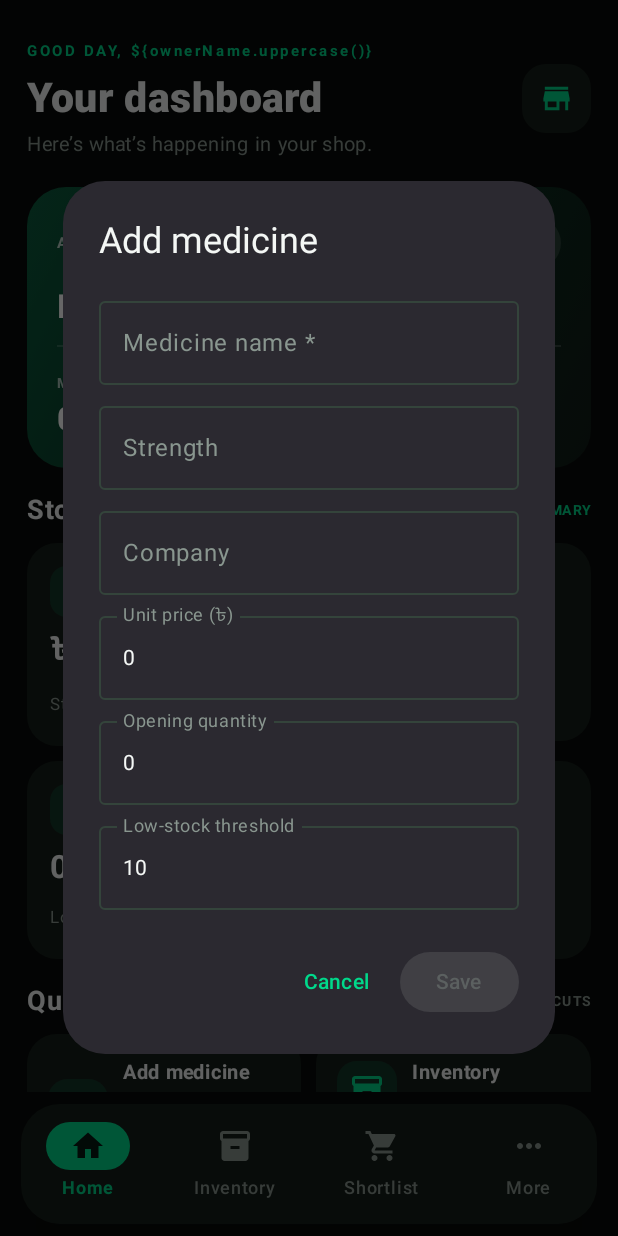
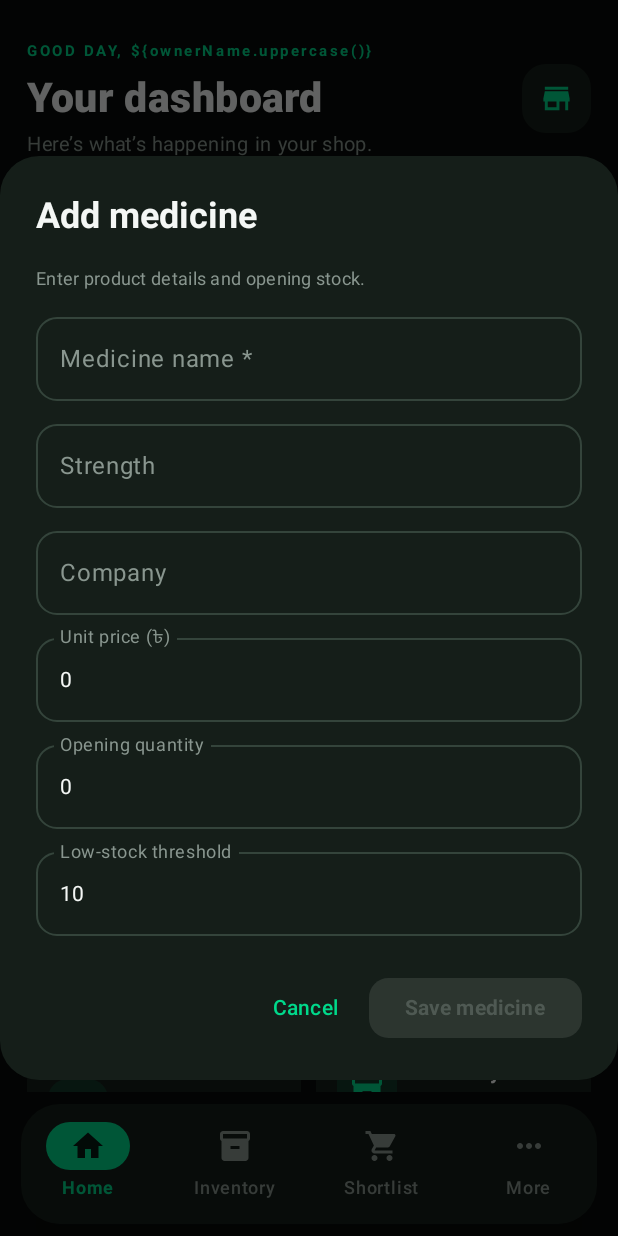
Before and after one commit to callbackforff99-maker/MED-STOCK, an Android app built with Jetpack Compose: the screen it shows after launch (MainActivity), after a tap on "Add medicine", on a phone screen of 412 x 824 dp. Run offline under Robolectric (Android 15) with nearby library versions, the phone set to English and light mode, and no system bars; our stand-ins replace Room's generated code; 1 other tap on this screen came first.

Commit message:
Restyle guest onboarding, profile, stock dialogs and splash

```diff
--- a/android/app/src/main/java/com/zerox/medistock/MainActivity.kt
+++ b/android/app/src/main/java/com/zerox/medistock/MainActivity.kt
@@ -70,43 +70,50 @@ class MainActivity : ComponentActivity() {
 @Composable
 private fun GuestWelcome(onExplore: () -> Unit, onCreateAccount: () -> Unit) {
  Box(Modifier.fillMaxSize().background(MaterialTheme.colorScheme.background).padding(24.dp), contentAlignment = Alignment.Center) {
-  Column(horizontalAlignment = Alignment.CenterHorizontally, verticalArrangement = Arrangement.spacedBy(16.dp)) {
-   Box(Modifier.size(104.dp).background(Color(0xFF10271D), RoundedCornerShape(32.dp)), contentAlignment = Alignment.Center) { Icon(Icons.Default.Inventory2, null, tint = Green, modifier = Modifier.size(54.dp)) }
+  Column(horizontalAlignment = Alignment.CenterHorizontally, verticalArrangement = Arrangement.spacedBy(17.dp)) {
+   Box(Modifier.size(112.dp).background(Brush.linearGradient(listOf(Color(0xFF123D2B), Color(0xFF071A12))), RoundedCornerShape(34.dp)), contentAlignment = Alignment.Center) {
+    Icon(Icons.Default.Inventory2, null, tint = Color(0xFF00E69A), modifier = Modifier.size(57.dp))
+   }
    Text("STOCK X", color = Green, fontSize = 31.sp, fontWeight = FontWeight.ExtraBold, letterSpacing = 3.sp)
-   Text("Your shop. In control.", color = MaterialTheme.colorScheme.onBackground, fontSize = 23.sp, fontWeight = FontWeight.Bold)
-   Text("Explore inventory, stock movement and reports before creating your profile.", color = MaterialTheme.colorScheme.onSurfaceVariant, textAlign = androidx.compose.ui.text.style.TextAlign.Center)
-   Card(colors = CardDefaults.cardColors(containerColor = MaterialTheme.colorScheme.surface), shape = RoundedCornerShape(24.dp), modifier = Modifier.fillMaxWidth()) {
-    Column(Modifier.padding(20.dp), verticalArrangement = Arrangement.spacedBy(12.dp)) {
-     Row(verticalAlignment = Alignment.CenterVertically) { Icon(Icons.Default.Explore, null, tint = Green); Spacer(Modifier.width(10.dp)); Text("Guest preview", fontWeight = FontWeight.Bold) }
-     Text("No sign-up needed to take a look around. Your locally entered demo data stays on this device.", color = MaterialTheme.colorScheme.onSurfaceVariant, fontSize = 13.sp)
-     Button(onClick = onExplore, modifier = Modifier.fillMaxWidth(), shape = RoundedCornerShape(16.dp)) { Icon(Icons.Default.ArrowForward, null); Spacer(Modifier.width(8.dp)); Text("Explore as guest") }
-     TextButton(onClick = onCreateAccount, modifier = Modifier.fillMaxWidth()) { Text("I want to create my profile") }
+   Text("Your shop. In control.", color = MaterialTheme.colorScheme.onBackground, fontSize = 24.sp, fontWeight = FontWeight.Bold)
+   Text("Manage medicine inventory, track stock movement and review shop reports — all in one place.", color = MaterialTheme.colorScheme.onSurfaceVariant, textAlign = androidx.compose.ui.text.style.TextAlign.Center, fontSize = 13.sp)
+   Card(colors = CardDefaults.cardColors(containerColor = MaterialTheme.colorScheme.surface), shape = RoundedCornerShape(25.dp), modifier = Modifier.fillMaxWidth()) {
+    Column(Modifier.padding(20.dp), verticalArrangement = Arrangement.spacedBy(13.dp)) {
+     Row(verticalAlignment = Alignment.CenterVertically) {
+      Box(Modifier.size(38.dp).background(Green.copy(alpha = .13f), RoundedCornerShape(12.dp)), contentAlignment = Alignment.Center) { Icon(Icons.Default.Explore, null, tint = Green) }
+      Spacer(Modifier.width(10.dp))
+      Column {
+       Text("Guest preview", color = MaterialTheme.colorScheme.onSurface, fontWeight = FontWeight.Bold)
+       Text("Take a look before creating a profile", color = MaterialTheme.colorScheme.onSurfaceVariant, fontSize = 11.sp)
+      }
+     }
+     Text("No sign-up needed to explore. Demo entries stay on this device.", color = MaterialTheme.colorScheme.onSurfaceVariant, fontSize = 12.sp)
+     Button(onClick = onExplore, modifier = Modifier.fillMaxWidth().height(52.dp), shape = RoundedCornerShape(16.dp), colors = ButtonDefaults.buttonColors(containerColor = Green, contentColor = Color(0xFF062016))) { Text("Explore as guest", fontWeight = FontWeight.Bold) }
+     OutlinedButton(onClick = onCreateAccount, modifier = Modifier.fillMaxWidth().height(50.dp), shape = RoundedCornerShape(16.dp), colors = ButtonDefaults.outlinedButtonColors(contentColor = Green)) { Text("Create account") }
     }
    }
-   Text("DEVELOPED BY ZEROX", color = MutedText, fontSize = 11.sp, letterSpacing = 2.sp)
+   Text("DEVELOPED BY ZEROX", color = MutedText, fontSize = 10.sp, fontWeight = FontWeight.Bold, letterSpacing = 1.6.sp)
   }
  }
 }
-
 @Composable
 private fun ProfileSetup(onComplete: (String, String) -> Unit) {
  var owner by remember { mutableStateOf("") }
  var shop by remember { mutableStateOf("") }
  Column(Modifier.fillMaxSize().background(MaterialTheme.colorScheme.background).padding(24.dp), verticalArrangement = Arrangement.Center) {
-  Box(Modifier.size(66.dp).background(Color(0xFF10271D), RoundedCornerShape(22.dp)), contentAlignment = Alignment.Center) { Icon(Icons.Default.PersonAddAlt1, null, tint = Green, modifier = Modifier.size(32.dp)) }
+  Box(Modifier.size(68.dp).background(Green.copy(alpha = .13f), RoundedCornerShape(22.dp)), contentAlignment = Alignment.Center) { Icon(Icons.Default.PersonAddAlt1, null, tint = Green, modifier = Modifier.size(32.dp)) }
   Spacer(Modifier.height(22.dp))
-  Text("Welcome back.", fontSize = 28.sp, fontWeight = FontWeight.Bold, color = MaterialTheme.colorScheme.onBackground)
-  Text("Create your profile to continue using STOCK X.", color = MaterialTheme.colorScheme.onSurfaceVariant)
+  Text("Set up your shop", fontSize = 27.sp, fontWeight = FontWeight.ExtraBold, color = MaterialTheme.colorScheme.onBackground)
+  Text("A few details to personalize your STOCK X workspace.", color = MaterialTheme.colorScheme.onSurfaceVariant, fontSize = 13.sp)
   Spacer(Modifier.height(24.dp))
-  OutlinedTextField(owner, { owner = it }, Modifier.fillMaxWidth(), label = { Text("Owner name") }, leadingIcon = { Icon(Icons.Default.Person, null) }, singleLine = true, shape = RoundedCornerShape(16.dp))
+  OutlinedTextField(owner, { owner = it }, Modifier.fillMaxWidth(), label = { Text("Owner name") }, leadingIcon = { Icon(Icons.Default.Person, null, tint = Green) }, singleLine = true, shape = RoundedCornerShape(16.dp), colors = OutlinedTextFieldDefaults.colors(focusedBorderColor = Green, cursorColor = Green))
   Spacer(Modifier.height(12.dp))
-  OutlinedTextField(shop, { shop = it }, Modifier.fillMaxWidth(), label = { Text("Shop name") }, leadingIcon = { Icon(Icons.Default.Store, null) }, singleLine = true, shape = RoundedCornerShape(16.dp))
+  OutlinedTextField(shop, { shop = it }, Modifier.fillMaxWidth(), label = { Text("Shop name") }, leadingIcon = { Icon(Icons.Default.Store, null, tint = Green) }, singleLine = true, shape = RoundedCornerShape(16.dp), colors = OutlinedTextFieldDefaults.colors(focusedBorderColor = Green, cursorColor = Green))
   Spacer(Modifier.height(18.dp))
-  Button(onClick = { onComplete(owner.trim(), shop.trim()) }, enabled = owner.isNotBlank() && shop.isNotBlank(), modifier = Modifier.fillMaxWidth().height(54.dp), shape = RoundedCornerShape(16.dp)) { Text("Create profile & continue") }
+  Button(onClick = { onComplete(owner.trim(), shop.trim()) }, enabled = owner.isNotBlank() && shop.isNotBlank(), modifier = Modifier.fillMaxWidth().height(54.dp), shape = RoundedCornerShape(16.dp), colors = ButtonDefaults.buttonColors(containerColor = Green, contentColor = Color(0xFF062016))) { Text("Create profile & continue", fontWeight = FontWeight.Bold) }
   Text("Your guest inventory remains saved on this device.", color = MutedText, fontSize = 12.sp, modifier = Modifier.padding(top = 12.dp))
  }
 }
-
 @Composable
 private fun MediStockApp(context: Context, dao: MedicineDao, darkMode: Boolean, prefs: android.content.SharedPreferences, onDarkModeChange: (Boolean) -> Unit) {
  val medicines by dao.observeAll().collectAsState(initial = emptyList())
@@ -477,20 +484,19 @@ private fun DeveloperLink(label: String, icon: androidx.compose.ui.graphics.vect
 
 @Composable
 private fun StockXSplash() {
- Box(Modifier.fillMaxSize().background(Brush.verticalGradient(listOf(Color(0xFF020806), Color(0xFF001B12), Color(0xFF020403)))), contentAlignment = Alignment.Center) {
+ Box(Modifier.fillMaxSize().background(Brush.verticalGradient(listOf(Color(0xFF020806), Color(0xFF09251A), Color(0xFF020403)))), contentAlignment = Alignment.Center) {
   Column(horizontalAlignment = Alignment.CenterHorizontally) {
-   Box(Modifier.size(156.dp).shadow(24.dp, RoundedCornerShape(34.dp)).background(Color(0xFF03150F), RoundedCornerShape(34.dp)), contentAlignment = Alignment.Center) {
+   Box(Modifier.size(156.dp).shadow(25.dp, RoundedCornerShape(38.dp)).background(Brush.linearGradient(listOf(Color(0xFF123D2B), Color(0xFF04140D))), RoundedCornerShape(38.dp)), contentAlignment = Alignment.Center) {
     Icon(Icons.Default.MedicalServices, null, tint = Color(0xFF00F59B), modifier = Modifier.size(82.dp))
     Text("X", color = Color.White, fontSize = 42.sp, fontWeight = FontWeight.Black, modifier = Modifier.offset(x = 28.dp, y = 25.dp))
    }
    Spacer(Modifier.height(22.dp))
-   Text("STOCK X", color = Color.White, fontSize = 27.sp, fontWeight = FontWeight.ExtraBold, letterSpacing = 3.sp)
+   Text("STOCK X", color = Color.White, fontSize = 28.sp, fontWeight = FontWeight.ExtraBold, letterSpacing = 3.sp)
    Spacer(Modifier.height(7.dp))
-   Text("Developed by ZEROX", color = Color(0xFF00D98A), fontSize = 13.sp, letterSpacing = 1.sp)
+   Text("Developed by ZEROX", color = Color(0xFF00D98A), fontSize = 12.sp, letterSpacing = 1.2.sp)
   }
  }
 }
-
 @Composable
 private fun AddMedicineDialog(close: () -> Unit, save: (String, String, String, Double, Int, Int) -> Unit) {
  var name by remember { mutableStateOf("") }
@@ -499,27 +505,35 @@ private fun AddMedicineDialog(close: () -> Unit, save: (String, String, String,
  var price by remember { mutableStateOf("0") }
  var qty by remember { mutableStateOf("0") }
  var min by remember { mutableStateOf("10") }
- AlertDialog(onDismissRequest = close, title = { Text("Add medicine") }, text = {
-  Column(verticalArrangement = Arrangement.spacedBy(6.dp)) {
-   OutlinedTextField(name, { name = it }, label = { Text("Medicine name *") }, singleLine = true)
-   OutlinedTextField(strength, { strength = it }, label = { Text("Strength") }, singleLine = true)
-   OutlinedTextField(company, { company = it }, label = { Text("Company") }, singleLine = true)
-   OutlinedTextField(price, { price = it }, label = { Text("Unit price (৳)") }, keyboardOptions = KeyboardOptions(keyboardType = KeyboardType.Decimal), singleLine = true)
-   OutlinedTextField(qty, { qty = it }, label = { Text("Opening quantity") }, keyboardOptions = KeyboardOptions(keyboardType = KeyboardType.Number), singleLine = true)
-   OutlinedTextField(min, { min = it }, label = { Text("Low-stock threshold") }, keyboardOptions = KeyboardOptions(keyboardType = KeyboardType.Number), singleLine = true)
+ AlertDialog(onDismissRequest = close, shape = RoundedCornerShape(26.dp), containerColor = MaterialTheme.colorScheme.surface, title = { Text("Add medicine", fontWeight = FontWeight.Bold) }, text = {
+  Column(verticalArrangement = Arrangement.spacedBy(7.dp)) {
+   Text("Enter product details and opening stock.", color = MaterialTheme.colorScheme.onSurfaceVariant, fontSize = 12.sp)
+   OutlinedTextField(name, { name = it }, Modifier.fillMaxWidth(), label = { Text("Medicine name *") }, singleLine = true, shape = RoundedCornerShape(14.dp), colors = OutlinedTextFieldDefaults.colors(focusedBorderColor = Green, cursorColor = Green))
+   OutlinedTextField(strength, { strength = it }, Modifier.fillMaxWidth(), label = { Text("Strength") }, singleLine = true, shape = RoundedCornerShape(14.dp), colors = OutlinedTextFieldDefaults.colors(focusedBorderColor = Green, cursorColor = Green))
+   OutlinedTextField(company, { company = it }, Modifier.fillMaxWidth(), label = { Text("Company") }, singleLine = true, shape = RoundedCornerShape(14.dp), colors = OutlinedTextFieldDefaults.colors(focusedBorderColor = Green, cursorColor = Green))
+   OutlinedTextField(price, { price = it }, Modifier.fillMaxWidth(), label = { Text("Unit price (৳)") }, keyboardOptions = KeyboardOptions(keyboardType = KeyboardType.Decimal), singleLine = true, shape = RoundedCornerShape(14.dp), colors = OutlinedTextFieldDefaults.colors(focusedBorderColor = Green, cursorColor = Green))
+   OutlinedTextField(qty, { qty = it }, Modifier.fillMaxWidth(), label = { Text("Opening quantity") }, keyboardOptions = KeyboardOptions(keyboardType = KeyboardType.Number), singleLine = true, shape = RoundedCornerShape(14.dp), colors = OutlinedTextFieldDefaults.colors(focusedBorderColor = Green, cursorColor = Green))
+   OutlinedTextField(min, { min = it }, Modifier.fillMaxWidth(), label = { Text("Low-stock threshold") }, keyboardOptions = KeyboardOptions(keyboardType = KeyboardType.Number), singleLine = true, shape = RoundedCornerShape(14.dp), colors = OutlinedTextFieldDefaults.colors(focusedBorderColor = Green, cursorColor = Green))
   }
- }, confirmButton = { Button(enabled = name.isNotBlank(), onClick = { save(name.trim(), strength.trim(), company.trim(), price.toDoubleOrNull() ?: 0.0, qty.toIntOrNull()?.coerceAtLeast(0) ?: 0, min.toIntOrNull()?.coerceAtLeast(0) ?: 10) }) { Text("Save") } }, dismissButton = { TextButton(onClick = close) { Text("Cancel") } })
+ }, confirmButton = { Button(enabled = name.isNotBlank(), onClick = { save(name.trim(), strength.trim(), company.trim(), price.toDoubleOrNull() ?: 0.0, qty.toIntOrNull()?.coerceAtLeast(0) ?: 0, min.toIntOrNull()?.coerceAtLeast(0) ?: 10) }, shape = RoundedCornerShape(13.dp), colors = ButtonDefaults.buttonColors(containerColor = Green, contentColor = Color(0xFF062016))) { Text("Save medicine", fontWeight = FontWeight.Bold) } }, dismissButton = { TextButton(onClick = close) { Text("Cancel") } })
 }
-
 @Composable
 private fun StockDialog(item: MedicineEntity, mode: String, close: () -> Unit, confirm: (Int) -> Unit) {
  var amount by remember { mutableStateOf("1") }
  val number = amount.toIntOrNull() ?: 0
- AlertDialog(onDismissRequest = close, title = { Text(if (mode == "IN") "Stock in" else "Stock out") }, text = {
-  Column { Text(item.name, fontWeight = FontWeight.Bold); Text("Available: " + item.quantity, color = Color.Gray); OutlinedTextField(amount, { amount = it.filter(Char::isDigit) }, label = { Text("Quantity") }, keyboardOptions = KeyboardOptions(keyboardType = KeyboardType.Number)); if (mode == "OUT" && number > item.quantity) Text("Insufficient stock", color = Color.Red) }
- }, confirmButton = { Button(enabled = number > 0 && (mode == "IN" || number <= item.quantity), onClick = { confirm(number) }) { Text("Confirm") } }, dismissButton = { TextButton(onClick = close) { Text("Cancel") } })
+ val isIn = mode == "IN"
+ AlertDialog(onDismissRequest = close, shape = RoundedCornerShape(26.dp), containerColor = MaterialTheme.colorScheme.surface, title = { Text(if (isIn) "Stock in" else "Stock out", fontWeight = FontWeight.Bold) }, text = {
+  Column(verticalArrangement = Arrangement.spacedBy(11.dp)) {
+   Text(item.name, color = MaterialTheme.colorScheme.onSurface, fontWeight = FontWeight.SemiBold, fontSize = 16.sp)
+   Row(horizontalArrangement = Arrangement.spacedBy(8.dp)) {
+    Surface(color = MaterialTheme.colorScheme.surfaceVariant, shape = RoundedCornerShape(12.dp)) { Text("Available: \${item.quantity}", modifier = Modifier.padding(horizontal = 11.dp, vertical = 8.dp), color = MaterialTheme.colorScheme.onSurfaceVariant, fontSize = 12.sp) }
+    Surface(color = if (isIn) Color(0xFF123426) else Color(0xFF38251D), shape = RoundedCornerShape(12.dp)) { Text(if (isIn) "STOCK IN" else "STOCK OUT", modifier = Modifier.padding(horizontal = 11.dp, vertical = 8.dp), color = if (isIn) Color(0xFF63E6AC) else Color(0xFFFFB18B), fontSize = 10.sp, fontWeight = FontWeight.Bold) }
+   }
+   OutlinedTextField(amount, { amount = it.filter(Char::isDigit) }, Modifier.fillMaxWidth(), label = { Text("Quantity") }, keyboardOptions = KeyboardOptions(keyboardType = KeyboardType.Number), shape = RoundedCornerShape(14.dp), colors = OutlinedTextFieldDefaults.colors(focusedBorderColor = Green, cursorColor = Green))
+   if (!isIn && number > item.quantity) Text("Insufficient stock", color = MaterialTheme.colorScheme.error, fontSize = 12.sp)
+  }
+ }, confirmButton = { Button(enabled = number > 0 && (isIn || number <= item.quantity), onClick = { confirm(number) }, shape = RoundedCornerShape(13.dp), colors = ButtonDefaults.buttonColors(containerColor = Green, contentColor = Color(0xFF062016))) { Text("Confirm movement", fontWeight = FontWeight.Bold) } }, dismissButton = { TextButton(onClick = close) { Text("Cancel") } })
 }
-
 @Composable
 private fun StatCard(title: String, value: String, modifier: Modifier) {
  Card(modifier, colors = CardDefaults.cardColors(containerColor = MaterialTheme.colorScheme.surface), shape = RoundedCornerShape(17.dp)) { Column(Modifier.padding(15.dp)) { Text(title, color = MaterialTheme.colorScheme.onSurfaceVariant, fontSize = 12.sp); Text(value, color = MaterialTheme.colorScheme.primary, fontSize = 20.sp, fontWeight = FontWeight.Bold) } }
```
